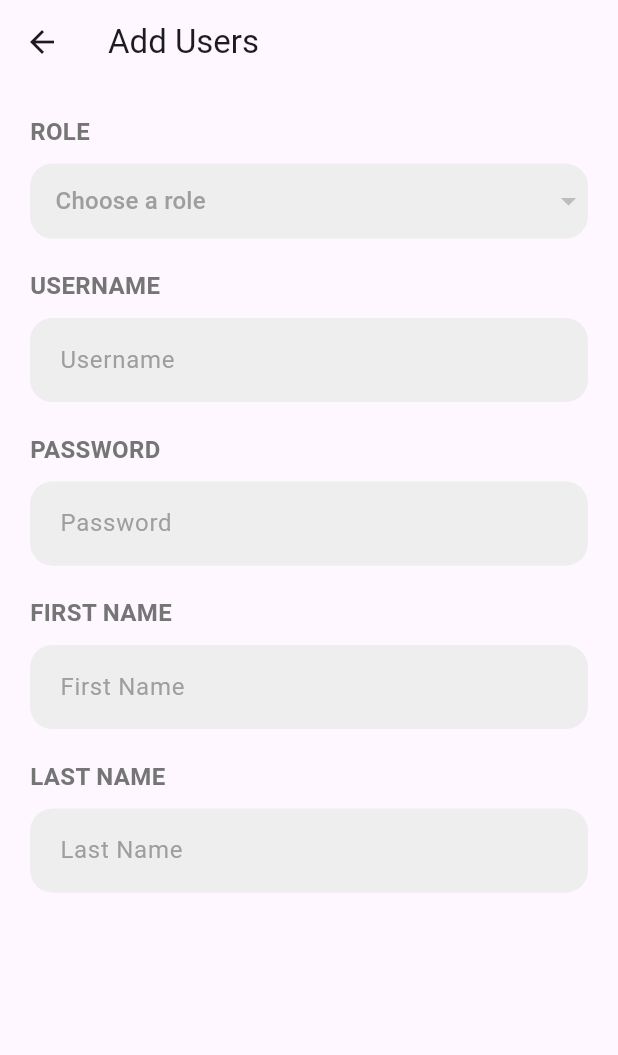
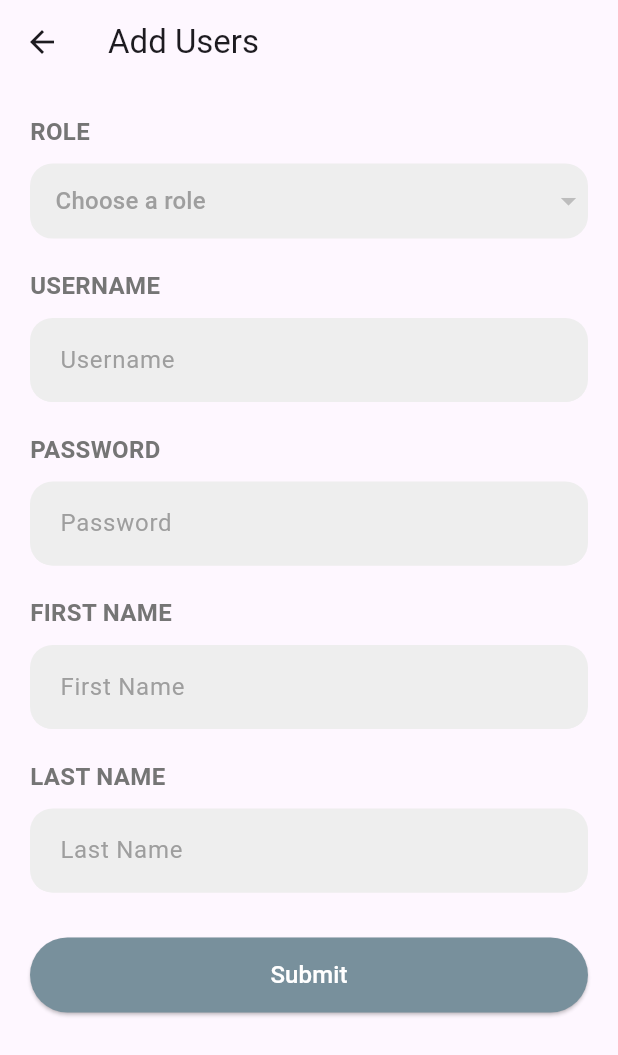
Before and after one commit to nanaykubo/flutterTrack, a Flutter app: the screen it shows after launch, in the side drawer, after a tap on "Add Users", on a phone screen of 412 x 824 dp. Shown: the top 1055 px of the screen. Run offline on Flutter 3.47's test engine with Material 3 defaults, Android fonts, the phone set to English and light mode, and no system bars; drawn by our look-alikes of dropdown_button2; network calls fail.

Commit message:
add user UI

```diff
--- a/lib/main.dart
+++ b/lib/main.dart
@@ -338,7 +338,22 @@ class _AddUsersState extends State<AddUsers> {
                           ),
                         ),
                       ),
-
+                      const SizedBox(
+                        height: 30.0,
+                      ),
+                      Container(
+                        child: ElevatedButton(
+                          style: ElevatedButton.styleFrom(
+                            primary: Colors.blueGrey.shade400,
+                            minimumSize: const Size.fromHeight(50), // NEW
+                          ),
+                          onPressed: () {},
+                          child: const Text(
+                            'Submit',
+                            style: TextStyle(fontSize: 16, color: Colors.white),
+                          ),
+                        ),
+                      ),
                       // Add other widgets as needed
                     ],
                   ),
```
